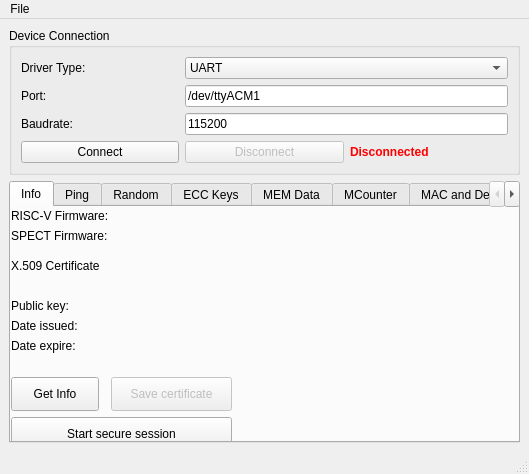
Qt form mainwindow.ui (petrkr/tropic01manager) before a commit.
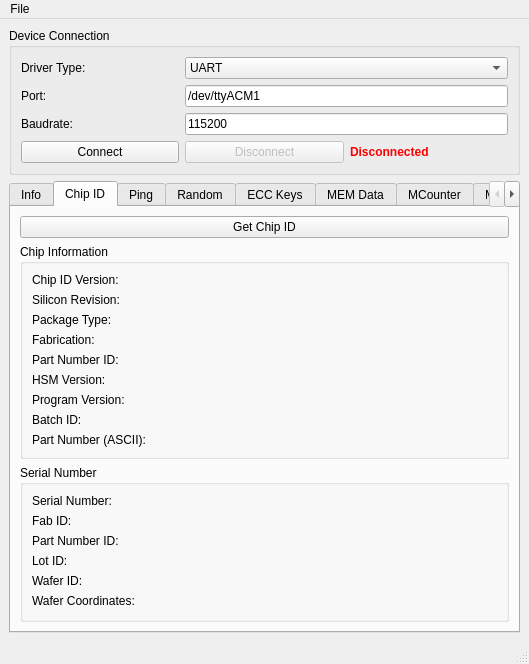
The same form after that commit. The open tabs and pages were chosen to show the change.

Commit message: Added chip id

Patch:
```diff
--- a/mainwindow.ui
+++ b/mainwindow.ui
@@ -329,6 +329,248 @@
         </property>
        </widget>
       </widget>
+      <widget class="QWidget" name="tabChipID">
+       <attribute name="title">
+        <string>Chip ID</string>
+       </attribute>
+       <layout class="QVBoxLayout" name="verticalLayout">
+        <item>
+         <widget class="QPushButton" name="btnGetChipID">
+          <property name="text">
+           <string>Get Chip ID</string>
+          </property>
+         </widget>
+        </item>
+        <item>
+         <widget class="QGroupBox" name="groupBoxChipInfo">
+          <property name="title">
+           <string>Chip Information</string>
+          </property>
+          <layout class="QFormLayout" name="formLayout">
+           <item row="0" column="0">
+            <widget class="QLabel" name="label_16">
+             <property name="text">
+              <string>Chip ID Version:</string>
+             </property>
+            </widget>
+           </item>
+           <item row="0" column="1">
+            <widget class="QLabel" name="lblChipIDVersion">
+             <property name="text">
+              <string/>
+             </property>
+            </widget>
+           </item>
+           <item row="1" column="0">
+            <widget class="QLabel" name="label_17">
+             <property name="text">
+              <string>Silicon Revision:</string>
+             </property>
+            </widget>
+           </item>
+           <item row="1" column="1">
+            <widget class="QLabel" name="lblSiliconRev">
+             <property name="text">
+              <string/>
+             </property>
+            </widget>
+           </item>
+           <item row="2" column="0">
+            <widget class="QLabel" name="label_18">
+             <property name="text">
+              <string>Package Type:</string>
+             </property>
+            </widget>
+           </item>
+           <item row="2" column="1">
+            <widget class="QLabel" name="lblPackageType">
+             <property name="text">
+              <string/>
+             </property>
+            </widget>
+           </item>
+           <item row="3" column="0">
+            <widget class="QLabel" name="label_19">
+             <property name="text">
+              <string>Fabrication:</string>
+             </property>
+            </widget>
+           </item>
+           <item row="3" column="1">
+            <widget class="QLabel" name="lblFabrication">
+             <property name="text">
+              <string/>
+             </property>
+            </widget>
+           </item>
+           <item row="4" column="0">
+            <widget class="QLabel" name="label_20">
+             <property name="text">
+              <string>Part Number ID:</string>
+             </property>
+            </widget>
+           </item>
+           <item row="4" column="1">
+            <widget class="QLabel" name="lblPartNumberID">
+             <property name="text">
+              <string/>
+             </property>
+            </widget>
+           </item>
+           <item row="5" column="0">
+            <widget class="QLabel" name="label_21">
+             <property name="text">
+              <string>HSM Version:</string>
+             </property>
+            </widget>
+           </item>
+           <item row="5" column="1">
+            <widget class="QLabel" name="lblHSMVersion">
+             <property name="text">
+              <string/>
+             </property>
+            </widget>
+           </item>
+           <item row="6" column="0">
+            <widget class="QLabel" name="label_22">
+             <property name="text">
+              <string>Program Version:</string>
+             </property>
+            </widget>
+           </item>
+           <item row="6" column="1">
+            <widget class="QLabel" name="lblProgVersion">
+             <property name="text">
+              <string/>
+             </property>
+            </widget>
+           </item>
+           <item row="7" column="0">
+            <widget class="QLabel" name="label_23">
+             <property name="text">
+              <string>Batch ID:</string>
+             </property>
+            </widget>
+           </item>
+           <item row="7" column="1">
+            <widget class="QLabel" name="lblBatchID">
+             <property name="text">
+              <string/>
+             </property>
+            </widget>
+           </item>
+           <item row="8" column="0">
+            <widget class="QLabel" name="label_30">
+             <property name="text">
+              <string>Part Number (ASCII):</string>
+             </property>
+            </widget>
+           </item>
+           <item row="8" column="1">
+            <widget class="QLabel" name="lblPartNumberASCII">
+             <property name="text">
+              <string/>
+             </property>
+            </widget>
+           </item>
+          </layout>
+         </widget>
+        </item>
+        <item>
+         <widget class="QGroupBox" name="groupBoxSerialNumber">
+          <property name="title">
+           <string>Serial Number</string>
+          </property>
+          <layout class="QFormLayout" name="formLayout_2">
+           <item row="0" column="0">
+            <widget class="QLabel" name="label_24">
+             <property name="text">
+              <string>Serial Number:</string>
+             </property>
+            </widget>
+           </item>
+           <item row="0" column="1">
+            <widget class="QLabel" name="lblSerialNumber">
+             <property name="text">
+              <string/>
+             </property>
+            </widget>
+           </item>
+           <item row="1" column="0">
+            <widget class="QLabel" name="label_25">
+             <property name="text">
+              <string>Fab ID:</string>
+             </property>
+            </widget>
+           </item>
+           <item row="1" column="1">
+            <widget class="QLabel" name="lblSNFabID">
+             <property name="text">
+              <string/>
+             </property>
+            </widget>
+           </item>
+           <item row="2" column="0">
+            <widget class="QLabel" name="label_26">
+             <property name="text">
+              <string>Part Number ID:</string>
+             </property>
+            </widget>
+           </item>
+           <item row="2" column="1">
+            <widget class="QLabel" name="lblSNPartNumber">
+             <property name="text">
+              <string/>
+             </property>
+            </widget>
+           </item>
+           <item row="3" column="0">
+            <widget class="QLabel" name="label_27">
+             <property name="text">
+              <string>Lot ID:</string>
+             </property>
+            </widget>
+           </item>
+           <item row="3" column="1">
+            <widget class="QLabel" name="lblLotID">
+             <property name="text">
+              <string/>
+             </property>
+            </widget>
+           </item>
+           <item row="4" column="0">
+            <widget class="QLabel" name="label_28">
+             <property name="text">
+              <string>Wafer ID:</string>
+             </property>
+            </widget>
+           </item>
+           <item row="4" column="1">
+            <widget class="QLabel" name="lblWaferID">
+             <property name="text">
+              <string/>
+             </property>
+            </widget>
+           </item>
+           <item row="5" column="0">
+            <widget class="QLabel" name="label_29">
+             <property name="text">
+              <string>Wafer Coordinates:</string>
+             </property>
+            </widget>
+           </item>
+           <item row="5" column="1">
+            <widget class="QLabel" name="lblWaferCoords">
+             <property name="text">
+              <string/>
+             </property>
+            </widget>
+           </item>
+          </layout>
+         </widget>
+        </item>
+       </layout>
+      </widget>
       <widget class="QWidget" name="tab_2">
        <attribute name="title">
         <string>Ping</string>
```
The commit also changes 1 other file.
